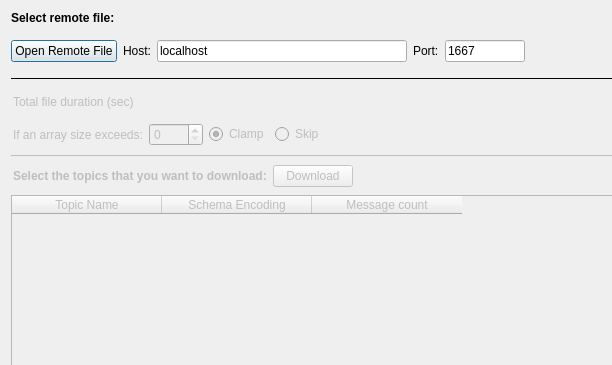
Old version of the form plotjuggler_plugins/ToolboxRemote/widget_remote_load.ui in the repository v4hn/PlotJuggler; both pictures show x 0 to 612 and y 0 to 365 of the 1207 by 754 pixel window.
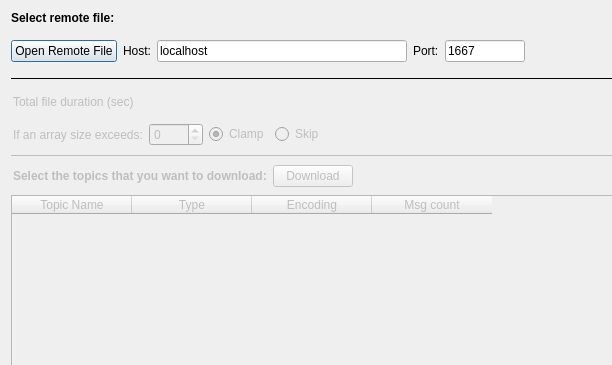
New version of the form.

Commit message: add column with topic type and save correct profile

```diff
--- a/plotjuggler_plugins/ToolboxRemote/widget_remote_load.ui
+++ b/plotjuggler_plugins/ToolboxRemote/widget_remote_load.ui
@@ -409,7 +409,7 @@
          <bool>false</bool>
         </attribute>
         <attribute name="horizontalHeaderDefaultSectionSize">
-         <number>150</number>
+         <number>120</number>
         </attribute>
         <attribute name="horizontalHeaderShowSortIndicator" stdset="0">
          <bool>true</bool>
@@ -427,12 +427,17 @@
         </column>
         <column>
          <property name="text">
-          <string>Schema Encoding</string>
+          <string>Type</string>
          </property>
         </column>
         <column>
          <property name="text">
-          <string>Message count</string>
+          <string>Encoding</string>
+         </property>
+        </column>
+        <column>
+         <property name="text">
+          <string>Msg count</string>
          </property>
         </column>
        </widget>
```
The commit also changes 2 other files.
